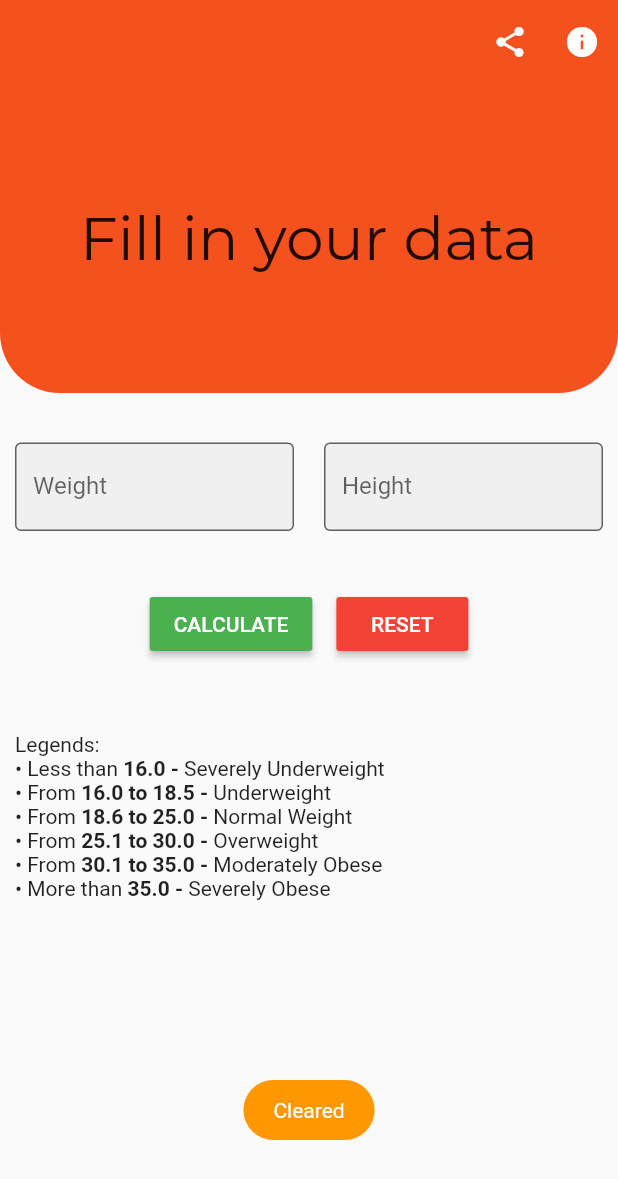
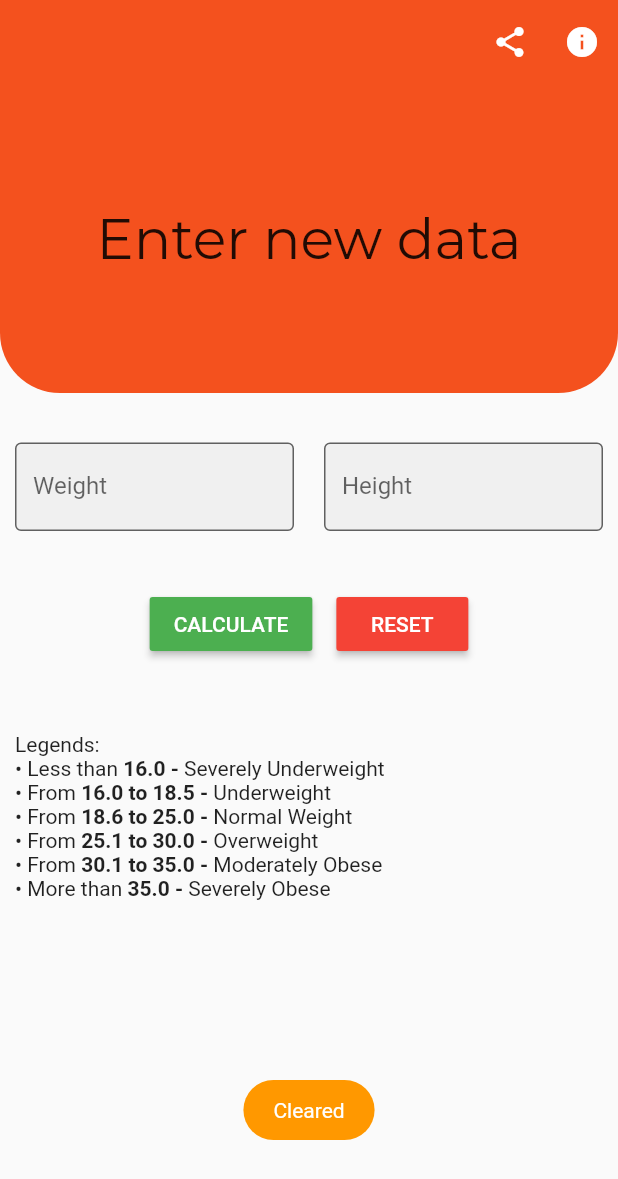
Before and after one commit to iqfareez/bmi_calculator, a Flutter app: the screen it shows after launch, after a tap on "RESET", on a phone screen of 412 x 824 dp. Shown: the top 1179 px of the screen. Run offline on Flutter 3.47's test engine with Material 2 defaults, Android fonts, the phone set to English and light mode, and no system bars; our stand-ins replace fluttertoast, google_fonts.

Commit message:
deployed web

```diff
--- a/lib/AppBody.dart
+++ b/lib/AppBody.dart
@@ -69,7 +69,7 @@ class _AppBodyState extends State<AppBody> {
                   children: <Widget>[
                     Text(
                       '$calculatedBmi',
-                      style: GoogleFonts.montserrat(fontSize: 40),
+                      style: GoogleFonts.montserrat(fontSize: 37),
                     )
                   ],
                 ),
@@ -171,6 +171,9 @@ class _AppBodyState extends State<AppBody> {
                           FocusManager.instance.primaryFocus.unfocus();
                           weightController.clear();
                           heightController.clear();
+                          setState(() {
+                            calculatedBmi = 'Enter new data';
+                          });
                           Fluttertoast.showToast(
                             msg: "Cleared",
                             toastLength: Toast.LENGTH_SHORT,
```
Also changed, not shown: 1 other file.
